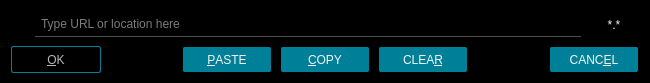
This is src/ui/locationdialog.ui in u8sand/Baka-MPlayer as Qt 5 draws it before an edit. The edited form follows.
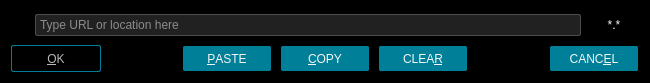
This is the edited form. Icons and pictures are not drawn.

Commit message: Gave QLineEdit a different background color

```diff
--- a/src/ui/locationdialog.ui
+++ b/src/ui/locationdialog.ui
@@ -20,6 +20,18 @@
 	color: whitesmoke;
 }
 
+/* QLineEdit */
+
+QLineEdit {
+	background: #212121;
+	border: 1px solid #4C4C4C;
+	border-radius: 2px;
+	padding: 2px;
+}
+QLineEdit:focus {
+    border: 1px solid #008098;
+}
+
 /* QPushButton */
 
 QPushButton {
@@ -66,18 +78,6 @@
      </item>
      <item>
       <widget class="QLineEdit" name="urlEdit">
-       <property name="styleSheet">
-        <string notr="true">QLineEdit {
-	background: black;
-	border: none;
-	border-bottom: 1px solid #4C4C4C;
-	padding: 4px;
-}
-QLineEdit:focus {
-    border: none;
-	border-bottom: 1px solid #008098;
-}</string>
-       </property>
        <property name="placeholderText">
         <string>Type URL or location here</string>
        </property>
@@ -129,12 +129,6 @@
          <verstretch>0</verstretch>
         </sizepolicy>
        </property>
-       <property name="maximumSize">
-        <size>
-         <width>16777215</width>
-         <height>25</height>
-        </size>
-       </property>
        <property name="text">
         <string>&amp;OK</string>
        </property>
@@ -164,12 +158,6 @@
          <verstretch>0</verstretch>
         </sizepolicy>
        </property>
-       <property name="maximumSize">
-        <size>
-         <width>16777215</width>
-         <height>25</height>
-        </size>
-       </property>
        <property name="text">
         <string>&amp;PASTE</string>
        </property>
@@ -186,12 +174,6 @@
          <verstretch>0</verstretch>
         </sizepolicy>
        </property>
-       <property name="maximumSize">
-        <size>
-         <width>16777215</width>
-         <height>25</height>
-        </size>
-       </property>
        <property name="text">
         <string>&amp;COPY</string>
        </property>
@@ -208,12 +190,6 @@
          <verstretch>0</verstretch>
         </sizepolicy>
        </property>
-       <property name="maximumSize">
-        <size>
-         <width>16777215</width>
-         <height>25</height>
-        </size>
-       </property>
        <property name="text">
         <string>CLEA&amp;R</string>
        </property>
@@ -243,12 +219,6 @@
          <verstretch>0</verstretch>
         </sizepolicy>
        </property>
-       <property name="maximumSize">
-        <size>
-         <width>16777215</width>
-         <height>25</height>
-        </size>
-       </property>
        <property name="text">
         <string>CANC&amp;EL</string>
        </property>
```
The commit also changes 4 other files.
